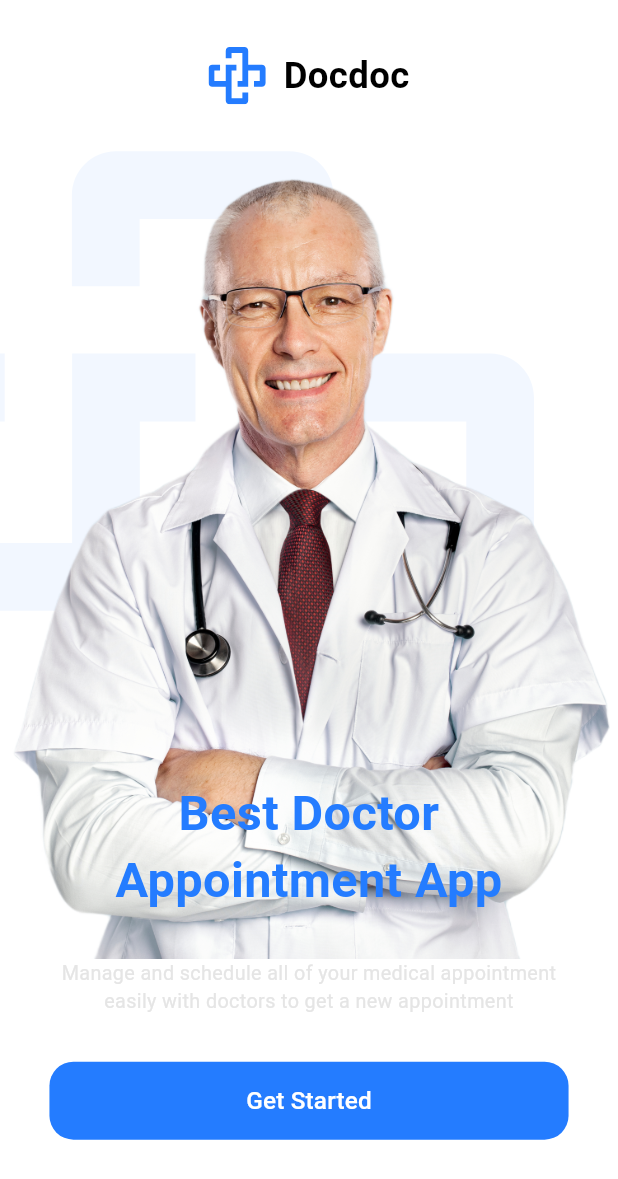
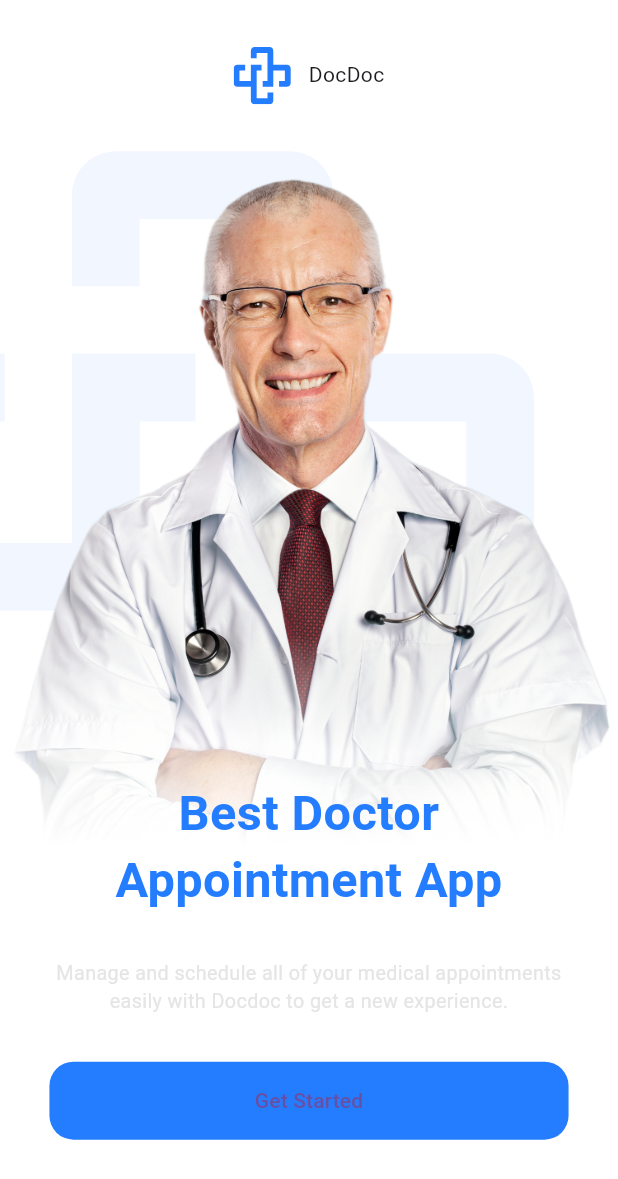
Before and after one commit to hardestsam/flutter_complete_project, a Flutter app: the screen it shows after launch, on a phone screen of 412 x 824 dp. Shown: the top 1179 px of the screen. Run offline on Flutter 3.47's test engine with Material 3 defaults, Android fonts, the phone set to English and light mode, and no system bars; our stand-ins replace flutter_screenutil, flutter_svg; statements that could not run were skipped.

Commit message:
updated onboarding

```diff
--- a/lib/features/onboarding/onboarding_screen.dart
+++ b/lib/features/onboarding/onboarding_screen.dart
@@ -1,26 +1,22 @@
 import 'package:flutter/material.dart';
-import 'package:flutter_complete_project/features/onboarding/widgets/doctor_image_and_text.dart';
-import 'package:flutter_complete_project/features/onboarding/widgets/get_started_button.dart';
 import 'package:flutter_screenutil/flutter_screenutil.dart';
-import 'package:flutter_complete_project/features/onboarding/widgets/doc_logo_and_name.dart';
 
 import '../../core/theming/styles.dart';
-
+import 'widgets/doc_logo_and_name.dart';
+import 'widgets/doctor_image_and_text.dart';
+import 'widgets/get_started_button.dart';
 
 class OnboardingScreen extends StatelessWidget {
   const OnboardingScreen({super.key});
 
   @override
   Widget build(BuildContext context) {
-    return  Scaffold(
-      body:  SafeArea(
+    return Scaffold(
+      body: SafeArea(
           child: SingleChildScrollView(
             child: Padding(
-                padding: EdgeInsets.only(
-                  top: 30.h,  // Removed 'const' to allow non-constant ScreenUtil expressions
-                  bottom: 30.h
-                ),
-              child:  Column(
+              padding: EdgeInsets.only(top: 30.h, bottom: 30.h),
+              child: Column(
                 children: [
                   const DocLogoAndName(),
                   SizedBox(height: 30.h),
@@ -30,22 +26,19 @@ class OnboardingScreen extends StatelessWidget {
                     child: Column(
                       children: [
                         Text(
-                                  'Manage and schedule all of your medical appointment easily with doctors to get a new appointment ',
+                          'Manage and schedule all of your medical appointments easily with Docdoc to get a new experience.',
                           style: TextStyles.font13GrayRegular,
                           textAlign: TextAlign.center,
                         ),
-                              SizedBox(height: 30.h,),
+                        SizedBox(height: 30.h),
                         const GetStartedButton(),
-
-
                       ],
                     ),
                   )
                 ],
               ),
             ),
-          )
-      ),
+          )),
     );
   }
 }
--- a/lib/features/onboarding/widgets/doc_logo_and_name.dart
+++ b/lib/features/onboarding/widgets/doc_logo_and_name.dart
@@ -1,8 +1,8 @@
 import 'package:flutter/material.dart';
-import 'package:flutter_complete_project/core/theming/styles.dart';
 import 'package:flutter_screenutil/flutter_screenutil.dart';
-import 'package:flutter_svg/flutter_svg.dart';
+import 'package:flutter_svg/svg.dart';
 
+import '../../../core/theming/styles.dart';
 
 class DocLogoAndName extends StatelessWidget {
   const DocLogoAndName({super.key});
@@ -15,10 +15,9 @@ class DocLogoAndName extends StatelessWidget {
         SvgPicture.asset('assets/svgs/docdoc_logo.svg'),
         SizedBox(width: 10.w),
         Text(
-          'Docdoc',
-          style: TextStyles.font24Black700Weight,
+          'DocDoc',
+          style: TextStyles.font24BlackBold,
         ),
-
       ],
     );
   }
--- a/lib/features/onboarding/widgets/doctor_image_and_text.dart
+++ b/lib/features/onboarding/widgets/doctor_image_and_text.dart
@@ -14,12 +14,13 @@ class DoctorImageAndText extends StatelessWidget {
         Container(
           foregroundDecoration: BoxDecoration(
             gradient: LinearGradient(
-                colors: [
-                  Colors.white.withOpacity(0.0),
-                ],
+              colors: [
+                Colors.white,
+                Colors.white.withOpacity(0.0),
+              ],
               begin: Alignment.bottomCenter,
               end: Alignment.topCenter,
-              stops: const [0.14,0.4],
+              stops: const [0.14, 0.4],
             ),
           ),
           child: Image.asset('assets/images/onboarding_doctor.png'),
@@ -36,9 +37,7 @@ class DoctorImageAndText extends StatelessWidget {
             ),
           ),
         ),
-
-      ]
-
+      ],
     );
   }
 }
--- a/lib/features/onboarding/widgets/get_started_button.dart
+++ b/lib/features/onboarding/widgets/get_started_button.dart
@@ -1,11 +1,9 @@
 import 'package:flutter/material.dart';
 import 'package:flutter_complete_project/core/helpers/extensions.dart';
 import 'package:flutter_complete_project/core/theming/colors.dart';
+import 'package:flutter_complete_project/core/theming/styles.dart';
 
 import '../../../core/routing/routes.dart';
-import '../../../core/theming/styles.dart';
-
-
 
 class GetStartedButton extends StatelessWidget {
   const GetStartedButton({super.key});
@@ -13,17 +11,16 @@ class GetStartedButton extends StatelessWidget {
   @override
   Widget build(BuildContext context) {
     return TextButton(
-      onPressed: (){
+      onPressed: () {
         context.pushNamed(Routes.loginScreen);
-
       },
       style: ButtonStyle(
-        backgroundColor: WidgetStateProperty.all(ColorsManager.mainBlue),
+        backgroundColor: MaterialStateProperty.all(ColorsManager.mainBlue),
         tapTargetSize: MaterialTapTargetSize.shrinkWrap,
-        minimumSize: WidgetStateProperty.all(
-            const Size(double.infinity, 52),
+        minimumSize: MaterialStateProperty.all(
+          const Size(double.infinity, 52),
         ),
-        shape: WidgetStateProperty.all(
+        shape: MaterialStateProperty.all(
           RoundedRectangleBorder(
             borderRadius: BorderRadius.circular(16),
           ),
@@ -31,7 +28,7 @@ class GetStartedButton extends StatelessWidget {
       ),
       child: Text(
         'Get Started',
-        style: TextStyles.font16WhiteSemiBold,
+        style: TextStyles.font16WhiteMedium,
       ),
     );
   }
```
Lines whose indentation alone changed are shown as unchanged.
